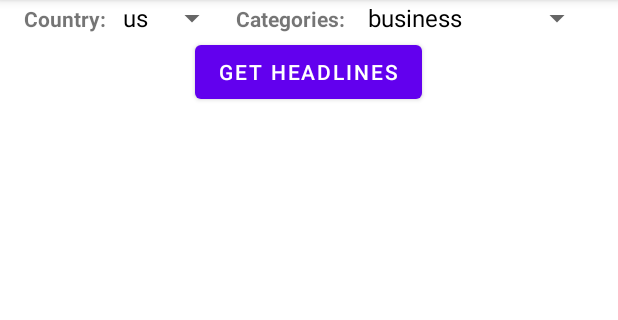
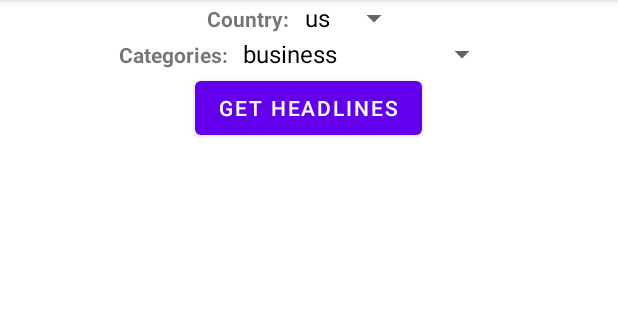
Before and after one commit to mabackma/NewsApplication, an Android app: the fragment TopHeadlinesFragment shown on its own in the app's theme, after a tap on "GET HEADLINES", on a phone screen of 412 x 824 dp, the part 84-404 px from its top. Run offline under Robolectric (Android 15) with nearby library versions, the phone set to English and light mode, and no system bars; our stand-ins replace Volley; network calls fail; pictures from the network do not load.

Commit message:
top headlines search is ready

```diff
--- a/app/src/main/java/com/example/newsapplication/ResultsFragment.kt
+++ b/app/src/main/java/com/example/newsapplication/ResultsFragment.kt
@@ -30,7 +30,7 @@ class ResultsFragment : Fragment() {
     private var _binding: FragmentResultsBinding? = null
     private val binding get() = _binding!!
 
-    val url = "http://10.0.2.2:5000/search"
+    val url = "https://news-project-backend.onrender.com/search"
     val gson = GsonBuilder().setPrettyPrinting().create()
 
     lateinit var userQuery: UserQuery
@@ -121,7 +121,7 @@ class ResultsFragment : Fragment() {
     }
 
     fun useQuery(userQuery: UserQuery, callback: (Int) -> Unit)  {
-        val url = "http://10.0.2.2:5000/search"
+        val url = "https://news-project-backend.onrender.com/search"
         val gson = GsonBuilder().setPrettyPrinting().create()
 
         val jsonItem = gson.toJson(userQuery)
--- a/app/src/main/java/com/example/newsapplication/TopHeadlinesFragment.kt
+++ b/app/src/main/java/com/example/newsapplication/TopHeadlinesFragment.kt
@@ -95,7 +95,7 @@ class TopHeadlinesFragment : Fragment() {
     }
 
     fun headlinesSearch()  {
-        val url = "http://10.0.2.2:5000/headlines"
+        val url = "https://news-project-backend.onrender.com/headlines"
         val gson = GsonBuilder().setPrettyPrinting().create()
 
         val requestQueue: RequestQueue = Volley.newRequestQueue(context)
--- a/app/src/main/res/layout/fragment_top_headlines.xml
+++ b/app/src/main/res/layout/fragment_top_headlines.xml
@@ -14,33 +14,35 @@
         <TextView
             android:layout_width="wrap_content"
             android:layout_height="wrap_content"
-            android:layout_marginHorizontal="5dp"
             android:textStyle="bold"
+            android:layout_marginEnd="10dp"
             android:text="Country:"/>
 
         <Spinner
             android:id="@+id/spinner_countries"
             android:layout_width="70dp"
             android:dropDownWidth="50dp"
-            android:layout_marginHorizontal="5dp"
             android:layout_height="wrap_content"
             android:spinnerMode="dropdown"
             android:layout_weight="1"/>
-
+    </LinearLayout>
+    <LinearLayout
+        android:layout_width="wrap_content"
+        android:layout_height="wrap_content"
+        android:layout_gravity="center_horizontal"
+        android:orientation="horizontal">
         <TextView
             android:layout_width="wrap_content"
             android:layout_height="wrap_content"
             android:layout_marginEnd="10dp"
             android:textStyle="bold"
-            android:layout_marginHorizontal="5dp"
             android:text="Categories:"/>
 
         <Spinner
             android:id="@+id/spinner_categories"
-            android:layout_width="150dp"
+            android:layout_width="170dp"
             android:dropDownWidth="150dp"
             android:layout_height="wrap_content"
-            android:layout_marginHorizontal="5dp"
             android:spinnerMode="dropdown"
             android:layout_weight="1"/>
     </LinearLayout>
@@ -49,8 +51,6 @@
         android:id="@+id/button_headlines"
         android:layout_width="wrap_content"
         android:layout_height="wrap_content"
-        android:layout_marginStart="10dp"
-        android:layout_marginEnd="10dp"
         android:text="GET HEADLINES"
         android:layout_gravity="center_horizontal"
         android:textColor="@color/white"
--- a/app/src/main/res/navigation/mobile_navigation.xml
+++ b/app/src/main/res/navigation/mobile_navigation.xml
@@ -25,6 +25,6 @@
     <fragment
         android:id="@+id/topHeadlinesFragment"
         android:name="com.example.newsapplication.TopHeadlinesFragment"
-        android:label="fragment_top_headlines"
+        android:label="Top Headlines"
         tools:layout="@layout/fragment_top_headlines" />
 </navigation>
```
Also changed, not shown: app/src/main/res/layout/fragment_results.xml (+11 -5 lines), 2 other files.
